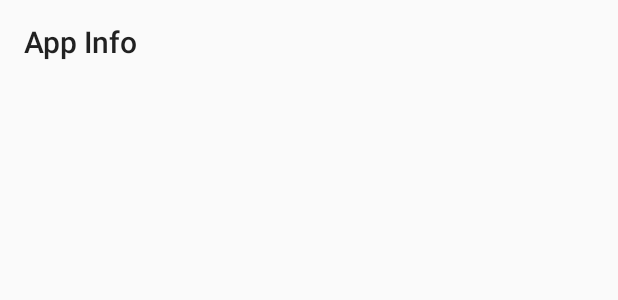
After one commit to jloures/TeamChooser, an Android app: the layout activity_app_info.xml on its own in the app's theme, with its tools: preview values and no code run, on a phone screen of 412 x 824 dp. The commit adds this screen. Shown: the top 300 px of the screen. Run offline under Robolectric (Android 15) with nearby library versions, the phone set to English and light mode, and no system bars.

Commit message:
Added info page to the app

```diff
--- a/app/build.gradle
+++ b/app/build.gradle
@@ -6,7 +6,7 @@ android {
 
     defaultConfig {
         applicationId "com.example.capstone.teamchooser"
-        minSdkVersion 18
+        minSdkVersion 21
         targetSdkVersion 23
         versionCode 1
         versionName "1.0"
@@ -23,4 +23,6 @@ dependencies {
     compile fileTree(dir: 'libs', include: ['*.jar'])
     testCompile 'junit:junit:4.12'
     compile 'com.android.support:appcompat-v7:23.4.0'
+    compile 'com.android.support:gridlayout-v7:23.3.0'
+    compile 'com.google.android.gms:play-services-appindexing:8.1.0'
 }
--- /dev/null
+++ b/app/src/main/res/layout/activity_app_info.xml
@@ -0,0 +1,18 @@
+<?xml version="1.0" encoding="utf-8"?>
+<RelativeLayout xmlns:android="http://schemas.android.com/apk/res/android"
+    xmlns:app="http://schemas.android.com/apk/res-auto"
+    xmlns:tools="http://schemas.android.com/tools"
+    android:layout_width="match_parent"
+    android:layout_height="match_parent"
+    tools:context="com.example.capstone.teamchooser.AppInfo">
+
+    <android.support.v7.widget.Toolbar
+        android:id="@+id/app_info_toolbar"
+        android:layout_width="match_parent"
+        android:layout_height="?attr/actionBarSize"
+        android:elevation="4dp"
+        app:title="App Info"
+        android:gravity="center"
+        android:theme="@style/ThemeOverlay.AppCompat.ActionBar"
+        app:popupTheme="@style/ThemeOverlay.AppCompat.Light"/>
+</RelativeLayout>
--- a/app/src/main/res/values/colors.xml
+++ b/app/src/main/res/values/colors.xml
@@ -3,4 +3,5 @@
     <color name="colorPrimary">#3F51B5</color>
     <color name="colorPrimaryDark">#303F9F</color>
     <color name="colorAccent">#FF4081</color>
+    <color name="blue800">#1565C0</color>
 </resources>
--- a/app/src/main/res/values/strings.xml
+++ b/app/src/main/res/values/strings.xml
@@ -1,3 +1,7 @@
 <resources>
     <string name="app_name">TeamChooser</string>
+    <string name="game_list">Game List</string>
+    <string name="create_game">Create Game</string>
+    <string name="get_info_app">Get Info</string>
+    <string name="main_activity_info_child">App Info</string>
 </resources>
--- a/app/src/main/res/values/styles.xml
+++ b/app/src/main/res/values/styles.xml
@@ -1,11 +1,8 @@
 <resources>
 
-    <!-- Base application theme. -->
-    <style name="AppTheme" parent="Theme.AppCompat.Light.DarkActionBar">
-        <!-- Customize your theme here. -->
-        <item name="colorPrimary">@color/colorPrimary</item>
-        <item name="colorPrimaryDark">@color/colorPrimaryDark</item>
-        <item name="colorAccent">@color/colorAccent</item>
+    <style name="ToolBarStyle" parent="Theme.AppCompat">
+        <item name="android:textColorPrimary">@android:color/white</item>
+        <item name="android:textColorSecondary">@android:color/white</item>
     </style>
 
 </resources>
```
Also changed, not shown: app/src/main/AndroidManifest.xml (+8 -4 lines), app/src/main/java/com/example/capstone/teamchooser/AppInfo.java (added, +23 -0 lines), app/src/main/java/com/example/capstone/teamchooser/MainActivity.java (+41 -0 lines), app/src/main/res/layout/activity_main.xml (+12 -17 lines), app/src/main/res/menu/main_menu.xml (added, +19 -0 lines), app/src/main/res/drawable-hdpi/add_new.png (added), app/src/main/res/drawable-hdpi/get_info.png (added), app/src/main/res/drawable-mdpi/add_new.png (added), app/src/main/res/drawable-mdpi/get_info.png (added), app/src/main/res/drawable-xhdpi/add_new.png (added), app/src/main/res/drawable-xhdpi/get_info.png (added), app/src/main/res/drawable-xxhdpi/add_new.png (added), app/src/main/res/drawable-xxhdpi/get_info.png (added).
